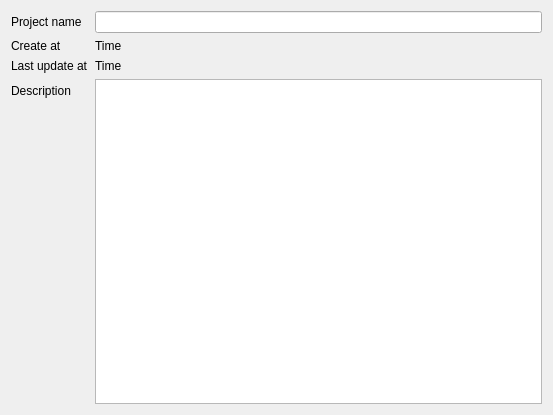
Before: the Qt Designer form src/form/project_infor_setting.ui in gstorm-b/VC_APP, drawn with Qt 5.
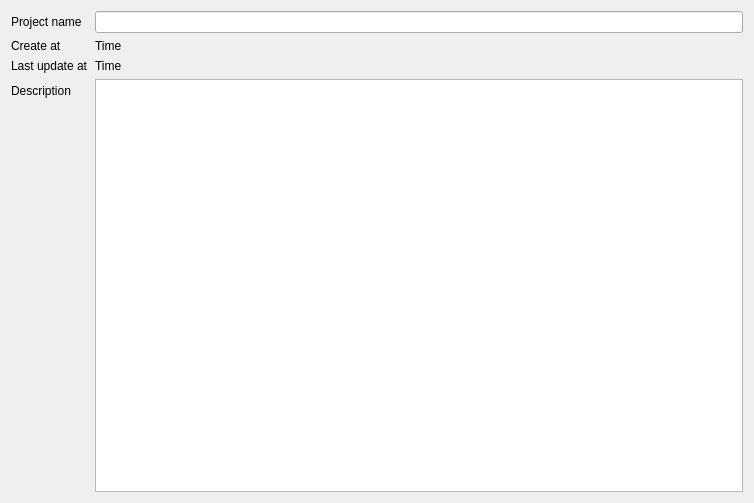
After: the same form once the commit is applied.

```diff
--- a/src/form/project_infor_setting.ui
+++ b/src/form/project_infor_setting.ui
@@ -6,8 +6,8 @@
    <rect>
     <x>0</x>
     <y>0</y>
-    <width>553</width>
-    <height>415</height>
+    <width>754</width>
+    <height>503</height>
    </rect>
   </property>
   <property name="windowTitle">
```
